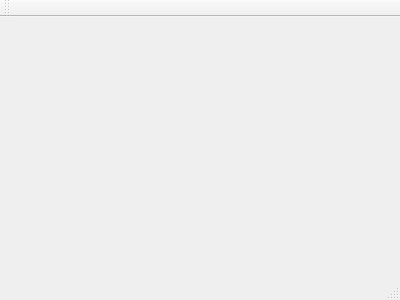
Above: cmainwindow.ui from joergpauly/megaroster before the change. Below: the same form after it.
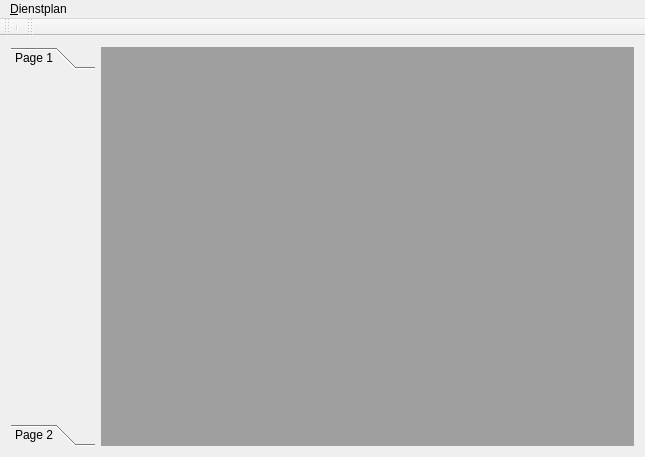
That is the form after the change.

```diff
--- a/cmainwindow.ui
+++ b/cmainwindow.ui
@@ -1,24 +1,108 @@
 <ui version="4.0">
  <class>CMainWindow</class>
- <widget class="QMainWindow" name="CMainWindow" >
-  <property name="geometry" >
+ <widget class="QMainWindow" name="CMainWindow">
+  <property name="geometry">
    <rect>
     <x>0</x>
     <y>0</y>
-    <width>400</width>
-    <height>300</height>
+    <width>645</width>
+    <height>457</height>
    </rect>
   </property>
   <property name="windowTitle" >
    <string>CMainWindow</string>
   </property>
-  <widget class="QMenuBar" name="menuBar" />
-  <widget class="QToolBar" name="mainToolBar" />
-  <widget class="QWidget" name="centralWidget" />
-  <widget class="QStatusBar" name="statusBar" />
+  <widget class="QWidget" name="centralWidget">
+   <layout class="QHBoxLayout" name="horizontalLayout">
+    <item>
+     <widget class="QToolBox" name="toolBox">
+      <property name="currentIndex">
+       <number>0</number>
+      </property>
+      <widget class="QWidget" name="page">
+       <property name="geometry">
+        <rect>
+         <x>0</x>
+         <y>0</y>
+         <width>68</width>
+         <height>347</height>
+        </rect>
+       </property>
+       <attribute name="label">
+        <string>Page 1</string>
+       </attribute>
+      </widget>
+      <widget class="QWidget" name="page_2">
+       <property name="geometry">
+        <rect>
+         <x>0</x>
+         <y>0</y>
+         <width>98</width>
+         <height>28</height>
+        </rect>
+       </property>
+       <attribute name="label">
+        <string>Page 2</string>
+       </attribute>
+      </widget>
+     </widget>
+    </item>
+    <item>
+     <widget class="QMdiArea" name="mdiArea"/>
+    </item>
+   </layout>
+  </widget>
+  <widget class="QMenuBar" name="menuBar">
+   <property name="geometry">
+    <rect>
+     <x>0</x>
+     <y>0</y>
+     <width>645</width>
+     <height>19</height>
+    </rect>
+   </property>
+   <widget class="QMenu" name="menu_Dienstplan">
+    <property name="title">
+     <string>&amp;Dienstplan</string>
+    </property>
+    <addaction name="actionBe_arbeiten"/>
+    <addaction name="separator"/>
+    <addaction name="actionProgramm_be_enden"/>
+   </widget>
+   <addaction name="menu_Dienstplan"/>
+  </widget>
+  <widget class="QToolBar" name="mainToolBar">
+   <attribute name="toolBarArea">
+    <enum>TopToolBarArea</enum>
+   </attribute>
+   <attribute name="toolBarBreak">
+    <bool>false</bool>
+   </attribute>
+   <addaction name="separator"/>
+  </widget>
+  <widget class="QToolBar" name="toolBar">
+   <property name="windowTitle">
+    <string>toolBar</string>
+   </property>
+   <attribute name="toolBarArea">
+    <enum>TopToolBarArea</enum>
+   </attribute>
+   <attribute name="toolBarBreak">
+    <bool>false</bool>
+   </attribute>
+  </widget>
+  <action name="actionBe_arbeiten">
+   <property name="text">
+    <string>Be&amp;arbeiten...</string>
+   </property>
+  </action>
+  <action name="actionProgramm_be_enden">
+   <property name="text">
+    <string>Programm be&amp;enden...</string>
+   </property>
+  </action>
  </widget>
- <layoutDefault spacing="6" margin="11" />
- <pixmapfunction></pixmapfunction>
+ <layoutdefault spacing="6" margin="11"/>
  <resources/>
  <connections/>
 </ui>
```
Left out of the diff: 3 changed lines with no effect on the pictures.
